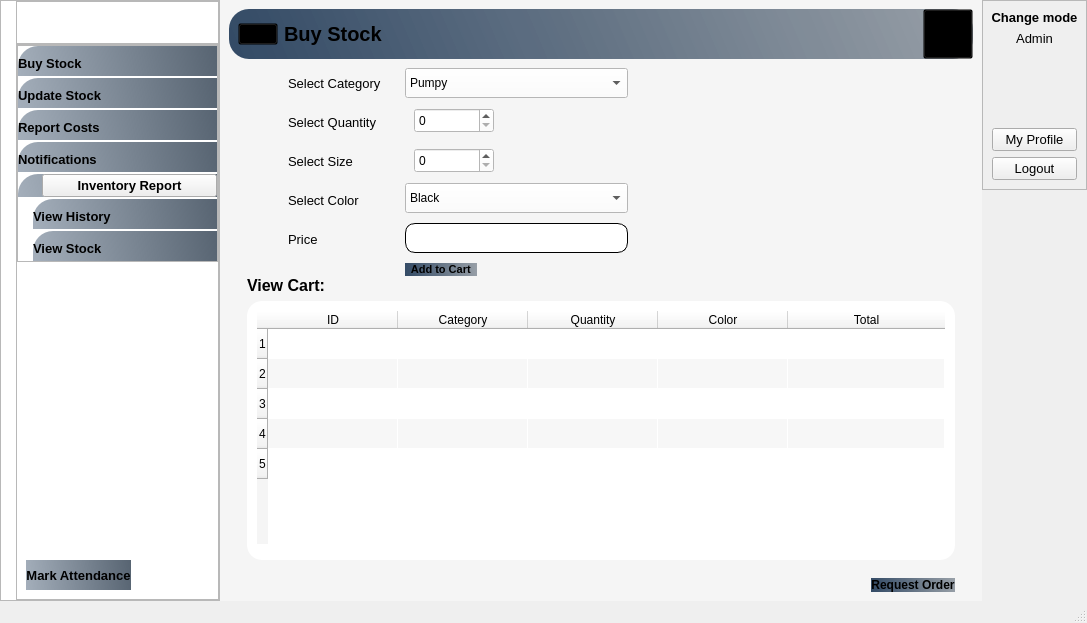
The window that Inventory_Supervisor.ui (mukarramdaniel/Distribution-System_Python) describes before a commit, drawn with Qt 5.
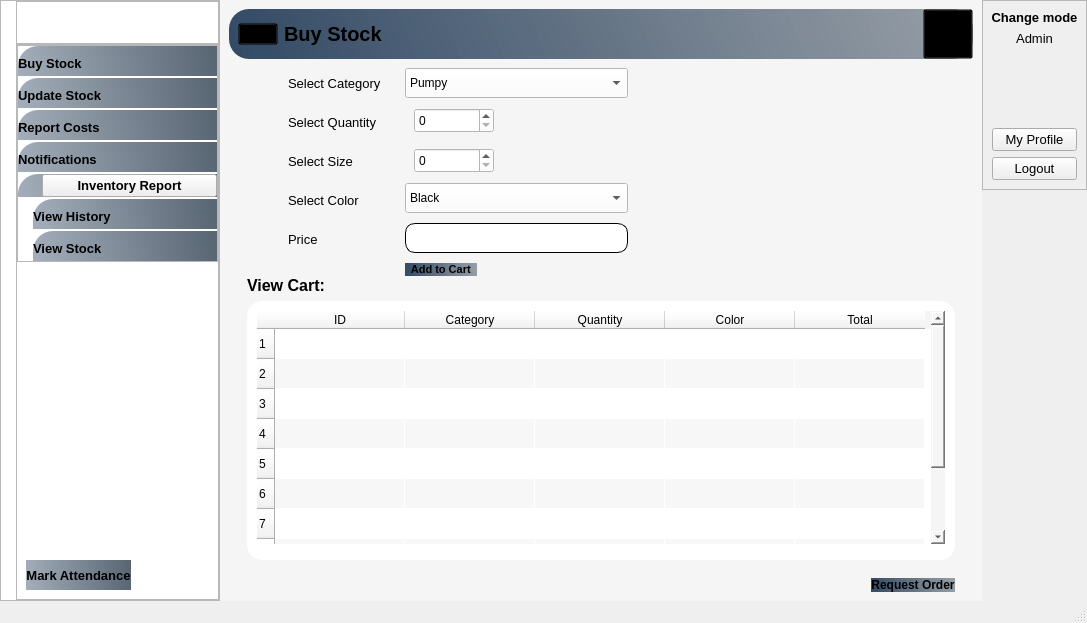
The same window after the commit. Icons and pictures are not drawn.

Diff of the .ui file:
```diff
--- a/Inventory_Supervisor.ui
+++ b/Inventory_Supervisor.ui
@@ -1050,22 +1050,31 @@
                  </item>
                  <item>
                   <widget class="QWidget" name="widget_55" native="true">
-                   <layout class="QVBoxLayout" name="verticalLayout_54">
+                   <layout class="QGridLayout" name="gridLayout">
                     <property name="bottomMargin">
                      <number>15</number>
                     </property>
-                    <item>
+                    <item row="0" column="0">
                      <widget class="QTableWidget" name="Table_BuyCart">
+                      <property name="autoFillBackground">
+                       <bool>true</bool>
+                      </property>
+                      <property name="autoScrollMargin">
+                       <number>16</number>
+                      </property>
                       <property name="alternatingRowColors">
                        <bool>true</bool>
                       </property>
                       <property name="rowCount">
-                       <number>5</number>
+                       <number>10</number>
                       </property>
                       <attribute name="horizontalHeaderDefaultSectionSize">
                        <number>130</number>
                       </attribute>
                       <attribute name="horizontalHeaderStretchLastSection">
+                       <bool>false</bool>
+                      </attribute>
+                      <attribute name="verticalHeaderStretchLastSection">
                        <bool>true</bool>
                       </attribute>
                       <row/>
@@ -1073,6 +1082,11 @@
                       <row/>
                       <row/>
                       <row/>
+                      <row/>
+                      <row/>
+                      <row/>
+                      <row/>
+                      <row/>
                       <column>
                        <property name="text">
                         <string>ID</string>
```
